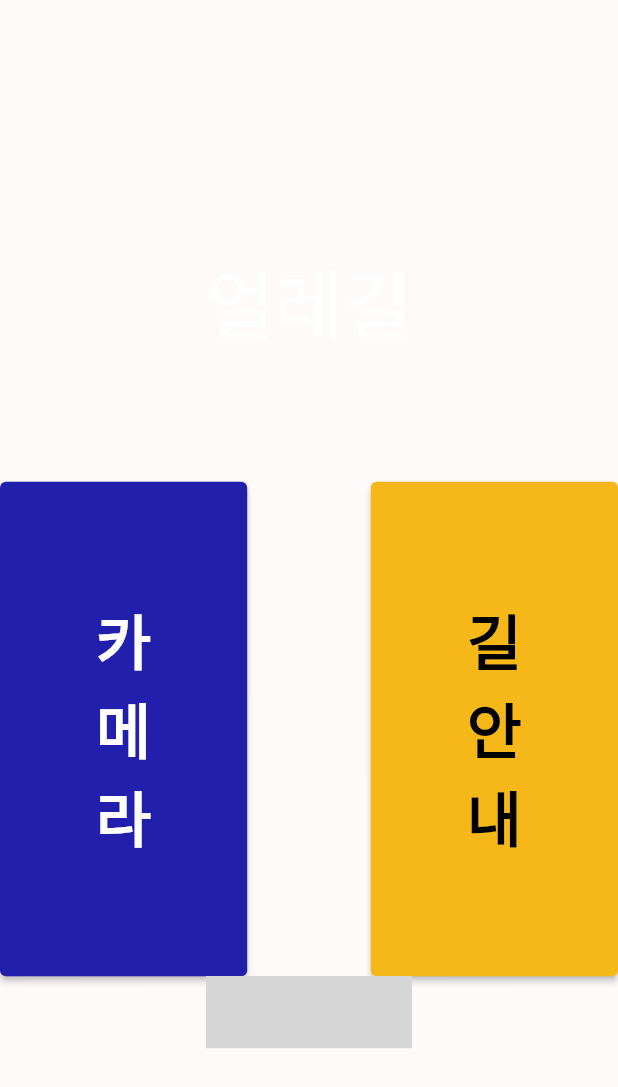
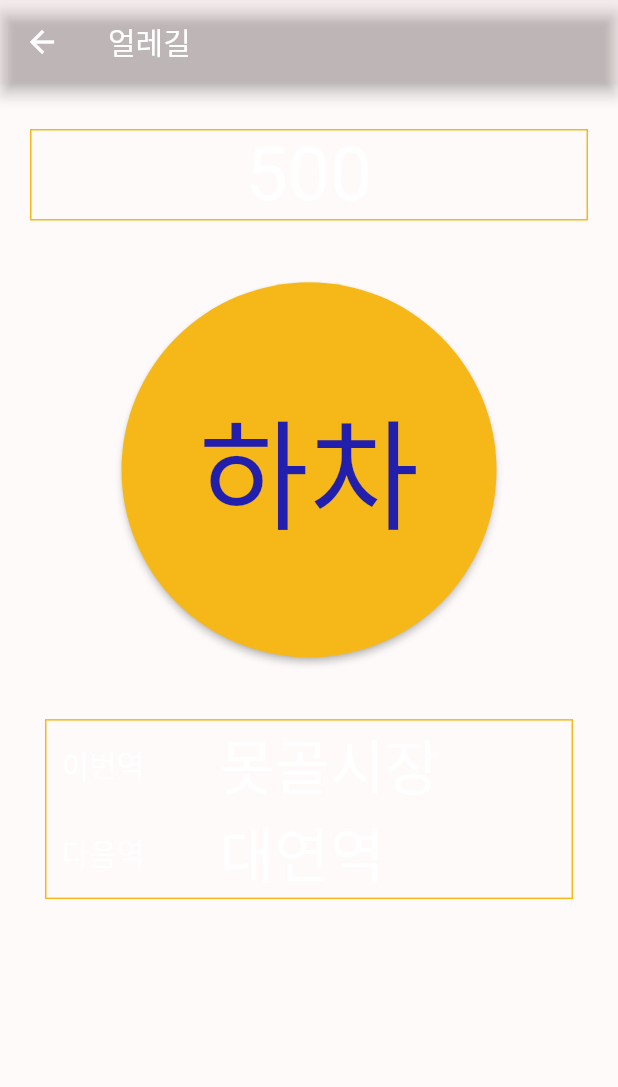
Before and after one commit to EolleRoad/eolleroad, a Flutter app: the Option screen opened directly, after a tap on an icon or button, on a phone screen of 412 x 824 dp. Shown: the top 1087 px of the screen. Run offline on Flutter 3.47's test engine with Material 2 defaults, Android fonts, the light colour scheme and no system bars; our stand-ins replace get; missing offline and left inert: slidable_button; grey boxes are pictures that could not be loaded.

Commit message:
#1 버스 ui

```diff
--- /dev/null
+++ b/flutter/lib/BusStop.dart
@@ -0,0 +1,127 @@
+import 'package:flutter/material.dart';
+
+class BusStop extends StatefulWidget {
+  const BusStop({Key? key}) : super(key: key);
+
+  @override
+  State<BusStop> createState() => _BusStopState();
+}
+
+Widget BusNumber() {
+  return Container(
+    alignment: Alignment.center,
+    decoration:
+        BoxDecoration(border: Border.all(width: 1, color: Color(0xffF6B818))),
+    margin: EdgeInsets.only(top: 30, left: 20, right: 20),
+    child: Text('500', style: TextStyle(fontSize: 50, color: Colors.white)),
+  );
+}
+
+/*Widget StopButton() {
+  return Container(
+    margin: EdgeInsets.only(top: 80),
+      child: ElevatedButton(
+          onPressed: () {},
+          style: ElevatedButton.styleFrom(
+            fixedSize: const Size(250, 250),
+            shape: const CircleBorder(),
+            backgroundColor: Color(0xff231FAD),
+
+          ),
+          child: Text('하차', style: TextStyle(fontSize: 80, color: Color(0xffF6B818)),)));
+}*/
+
+Widget BusStation(){
+  return Container(
+    margin: EdgeInsets.only(right: 30, left: 30),
+    decoration:
+    BoxDecoration(border: Border.all(width: 1, color: Color(0xffF6B818))),
+    child: Column(
+      children: [
+        Row(
+          mainAxisAlignment: MainAxisAlignment.start,
+          children: [
+            Container(
+              margin: EdgeInsets.only(left: 10),
+              child: Text('이번역', style: TextStyle(color: Colors.white, fontSize: 20)),
+            ),
+            Container(
+              margin: EdgeInsets.only(left: 50),
+              child: Text('못골시장', style: TextStyle(color: Colors.white, fontSize: 40)),
+            )
+          ],
+        ),
+        Row(
+          mainAxisAlignment: MainAxisAlignment.start,
+          children: [
+            Container(
+              margin: EdgeInsets.only(left: 10),
+              child: Text('다음역', style: TextStyle(color: Colors.white, fontSize: 20)),
+            ),
+            Container(
+              margin: EdgeInsets.only(left: 50),
+              child: Text('대연역', style: TextStyle(color: Colors.white, fontSize: 40)),
+            )
+          ],
+        )
+      ],
+    ),
+  );
+}
+
+class _BusStopState extends State<BusStop> {
+  @override
+  Widget build(BuildContext context) {
+    return Scaffold(
+      backgroundColor: Color(0xFF2A2A2),
+      appBar: AppBar(
+        title: Text('얼레길', textAlign: TextAlign.center),
+        backgroundColor: Color(0xFF2A2A2),
+      ),
+      body: Column(
+        //mainAxisAlignment: MainAxisAlignment.center,
+        children: [
+          BusNumber(),
+          StopButton(),
+          BusStation()
+        ],
+      ),
+    );
+  }
+}
+
+//하차버튼
+class StopButton extends StatefulWidget {
+  @override
+  _StopButtonState createState() => _StopButtonState();
+}
+
+class _StopButtonState extends State<StopButton> {
+  bool isButtonPressed = false;
+  //isButtonPressed로 상태값설정
+
+  void _onButtonPressed() {
+    setState(() {
+      isButtonPressed = !isButtonPressed;
+    });
+  }
+
+  @override
+  Widget build(BuildContext context) {
+    return Container(
+      margin: EdgeInsets.only(top: MediaQuery.of(context).size.height*0.05, bottom: MediaQuery.of(context).size.height*0.05),
+      child: ElevatedButton(
+        onPressed: _onButtonPressed,
+        style: ElevatedButton.styleFrom(
+          fixedSize: const Size(250, 250),
+          shape: const CircleBorder(),
+          backgroundColor: isButtonPressed ? Color(0xff231FAD) : Color(0xffF6B818),
+        ),
+        child: Text(
+          '하차',
+          style: TextStyle(fontSize: 80, color: isButtonPressed ? Color(0xffF6B818) : Color(0xff231FAD)),
+        ),
+      ),
+    );
+  }
+}
--- a/flutter/lib/Option.dart
+++ b/flutter/lib/Option.dart
@@ -1,5 +1,7 @@
+import 'package:eolleroad/BusStop.dart';
 import 'package:flutter/material.dart';
 import 'package:slidable_button/slidable_button.dart';
+import 'package:get/get.dart';
 
 class Option extends StatelessWidget {
   const Option({Key? key}) : super(key: key);
@@ -21,7 +23,10 @@ class Option extends StatelessWidget {
         ),
         Spacer(flex: 1),
         ElevatedButton(
-          onPressed: () {},
+          //임시로 BusStop으로 연결해둠
+          onPressed: () {
+            Get.to(BusStop());
+          },
           style: ElevatedButton.styleFrom(
               primary: Color(0xffF6B818),
               onPrimary: Colors.black,
```
